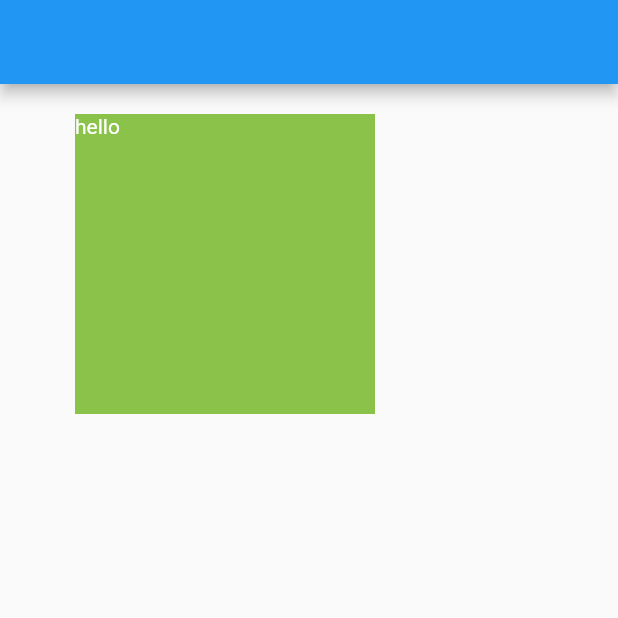
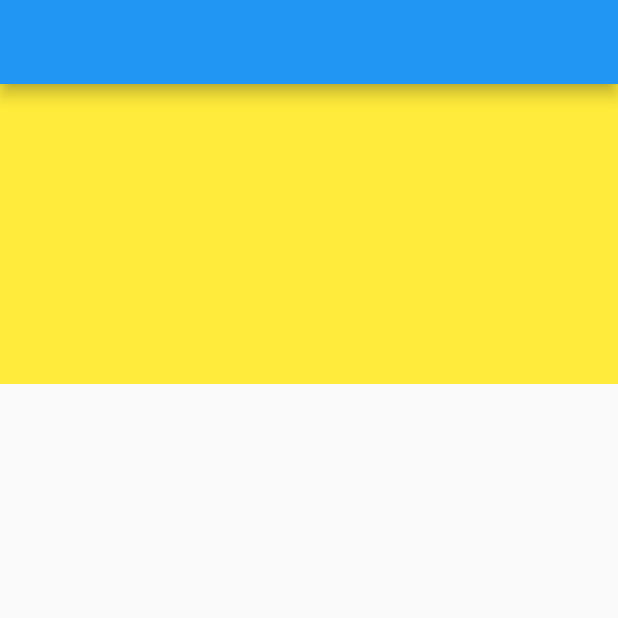
Before and after one commit to lwandsyj/flutter, a Flutter app: the screen it shows after launch, on a phone screen of 412 x 824 dp, the top half of it. Run offline on Flutter 3.47's test engine with Material 2 defaults, Android fonts, the phone set to English and light mode, and no system bars.

Commit message:
滚动组件

```diff
--- a/code/shop/lib/pages/home/home.dart
+++ b/code/shop/lib/pages/home/home.dart
@@ -13,20 +13,27 @@ class _HomeState extends State<Home> {
     var size = MediaQuery.of(context).size;
     return Scaffold(
         appBar: AppBar(),
-        body: Stack(children: [
-          Positioned(
-            left: 50,
-            top: 20,
-            child: Container(
-              color: Colors.lightGreen,
-              width: 200,
-              height: 200,
-              child: Text(
-                'hello',
-                style: TextStyle(color: Colors.white),
+        body: SingleChildScrollView(
+          scrollDirection: Axis.horizontal,
+          child: Row(
+            children: [
+              Container(
+                width: size.width,
+                height: 200,
+                color: Colors.yellow,
               ),
-            ),
-          )
-        ]));
+              Container(
+                width: size.width,
+                height: 200,
+                color: Colors.lightGreen,
+              ),
+              Container(
+                width: size.width,
+                height: 200,
+                color: Colors.lightBlue,
+              ),
+            ],
+          ),
+        ));
   }
 }
```
Also changed, not shown: 7 other files.
